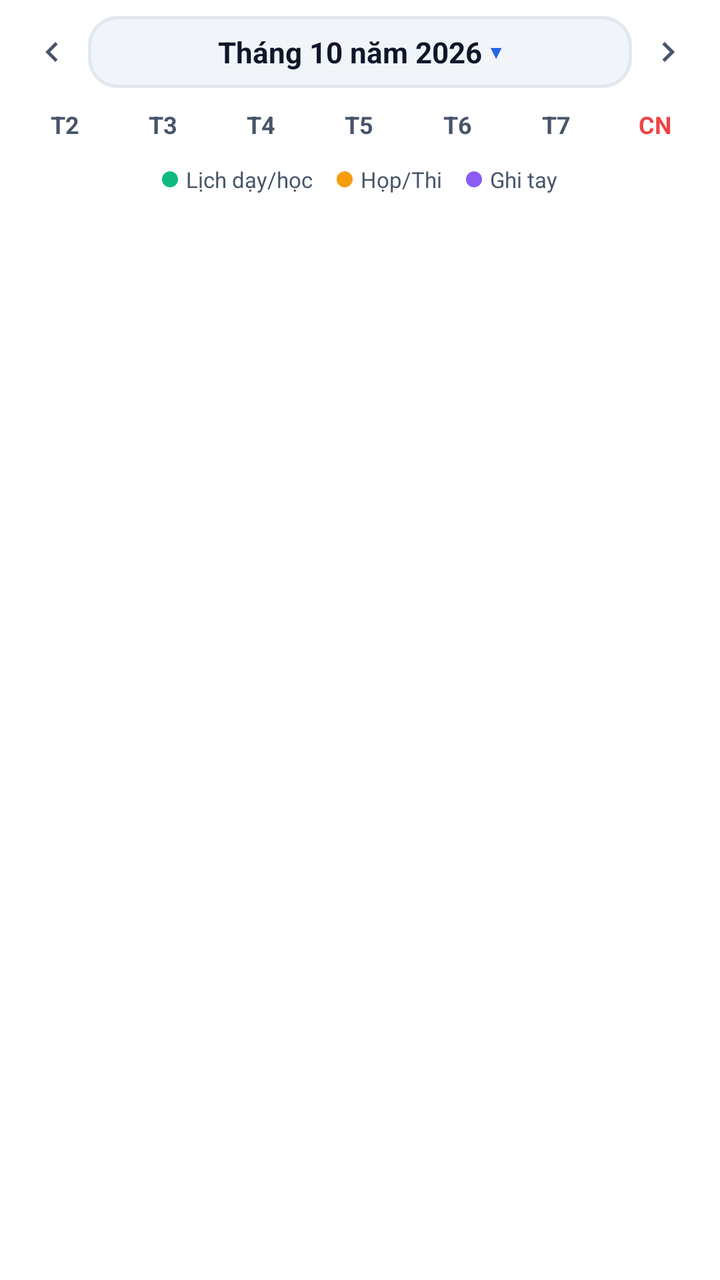
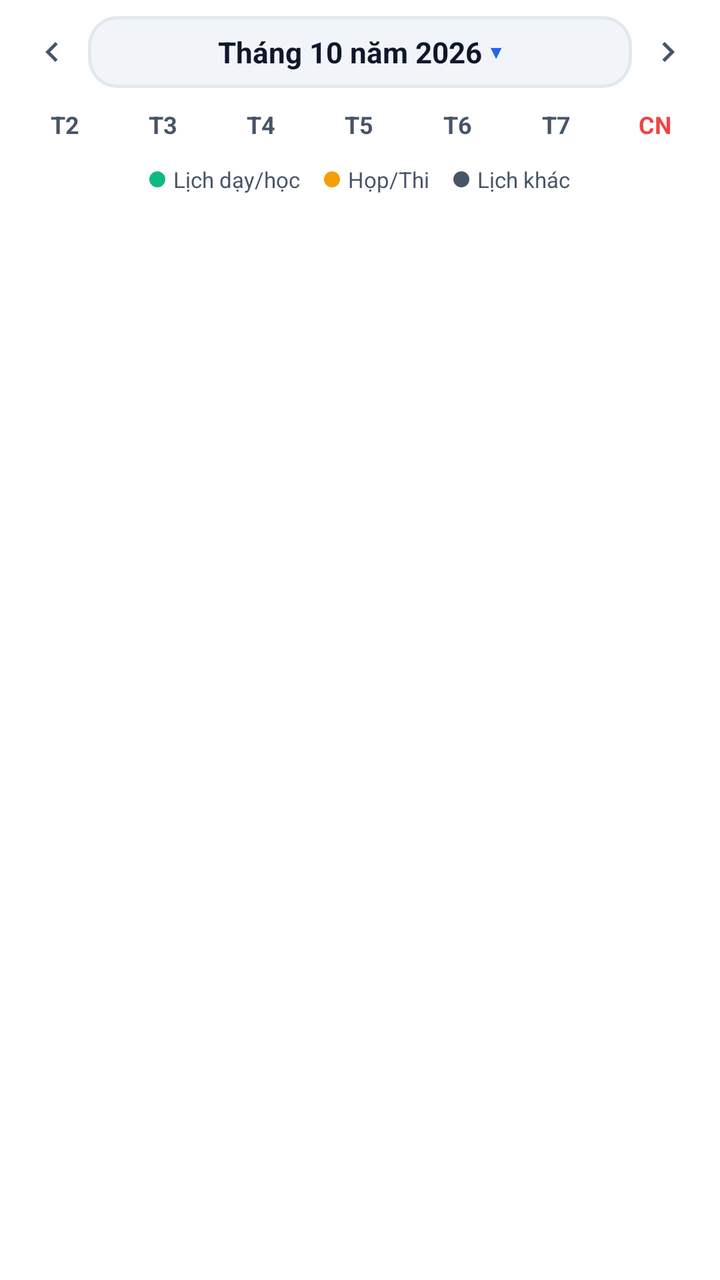

Two renders of the same Android screen: before a commit and after it. Below are the layout's source before the change and the commit's diff.
<!-- AndroidManifest.xml: application theme Theme.LectuPlan -->
<!-- res/layout/view_custom_calendar.xml -->
<?xml version="1.0" encoding="utf-8"?>
<LinearLayout xmlns:android="http://schemas.android.com/apk/res/android"
    xmlns:app="http://schemas.android.com/apk/res-auto"
    android:id="@+id/layoutCustomCalendarRoot"
    android:layout_width="match_parent"
    android:layout_height="wrap_content"
    android:orientation="vertical"
    android:background="@color/surface_calendar_bg"
    android:padding="8dp">

    
    <LinearLayout
        android:layout_width="match_parent"
        android:layout_height="wrap_content"
        android:orientation="horizontal"
        android:gravity="center_vertical"
        android:paddingBottom="6dp">

        <ImageButton
            android:id="@+id/btnCalPrevMonth"
            android:layout_width="36dp"
            android:layout_height="36dp"
            android:background="?attr/selectableItemBackgroundBorderless"
            android:src="@drawable/ic_chevron_left"
            app:tint="@color/text_secondary"
            android:contentDescription="Tháng trước" />

        <LinearLayout
            android:id="@+id/btnPickMonthYear"
            android:layout_width="0dp"
            android:layout_height="wrap_content"
            android:minHeight="36dp"
            android:layout_weight="1"
            android:orientation="horizontal"
            android:gravity="center"
            android:background="@drawable/bg_search_input"
            android:paddingHorizontal="10dp"
            android:paddingVertical="4dp"
            android:clickable="true"
            android:focusable="true">

            <TextView
                android:id="@+id/tvCalMonthTitle"
                android:layout_width="wrap_content"
                android:layout_height="wrap_content"
                android:text="Tháng 10 năm 2026"
                android:textColor="@color/text_primary"
                android:textSize="14.5sp"
                android:textStyle="bold" />

            <TextView
                android:layout_width="wrap_content"
                android:layout_height="wrap_content"
                android:text=" ▾"
                android:textColor="#2563EB"
                android:textSize="16sp"
                android:textStyle="bold" />
        </LinearLayout>

        <ImageButton
            android:id="@+id/btnCalNextMonth"
            android:layout_width="36dp"
            android:layout_height="36dp"
            android:background="?attr/selectableItemBackgroundBorderless"
            android:src="@drawable/ic_chevron_right"
            app:tint="@color/text_secondary"
            android:contentDescription="Tháng sau" />
    </LinearLayout>

    
    <LinearLayout
        android:layout_width="match_parent"
        android:layout_height="wrap_content"
        android:orientation="horizontal"
        android:paddingVertical="4dp">

        <TextView android:layout_width="0dp" android:layout_height="wrap_content" android:layout_weight="1" android:gravity="center" android:text="T2" android:textSize="12sp" android:textColor="@color/text_secondary" android:textStyle="bold" />
        <TextView android:layout_width="0dp" android:layout_height="wrap_content" android:layout_weight="1" android:gravity="center" android:text="T3" android:textSize="12sp" android:textColor="@color/text_secondary" android:textStyle="bold" />
        <TextView android:layout_width="0dp" android:layout_height="wrap_content" android:layout_weight="1" android:gravity="center" android:text="T4" android:textSize="12sp" android:textColor="@color/text_secondary" android:textStyle="bold" />
        <TextView android:layout_width="0dp" android:layout_height="wrap_content" android:layout_weight="1" android:gravity="center" android:text="T5" android:textSize="12sp" android:textColor="@color/text_secondary" android:textStyle="bold" />
        <TextView android:layout_width="0dp" android:layout_height="wrap_content" android:layout_weight="1" android:gravity="center" android:text="T6" android:textSize="12sp" android:textColor="@color/text_secondary" android:textStyle="bold" />
        <TextView android:layout_width="0dp" android:layout_height="wrap_content" android:layout_weight="1" android:gravity="center" android:text="T7" android:textSize="12sp" android:textColor="@color/text_secondary" android:textStyle="bold" />
        <TextView android:layout_width="0dp" android:layout_height="wrap_content" android:layout_weight="1" android:gravity="center" android:text="CN" android:textSize="12sp" android:textColor="#EF4444" android:textStyle="bold" />
    </LinearLayout>

    
    <androidx.recyclerview.widget.RecyclerView
        android:id="@+id/rvCustomCalendarGrid"
        android:layout_width="match_parent"
        android:layout_height="wrap_content"
        android:overScrollMode="never"
        android:nestedScrollingEnabled="false" />

    
    <LinearLayout
        android:layout_width="match_parent"
        android:layout_height="wrap_content"
        android:orientation="horizontal"
        android:gravity="center"
        android:paddingTop="8dp"
        android:paddingBottom="2dp">

        <View
            android:layout_width="8dp"
            android:layout_height="8dp"
            android:background="@drawable/bg_dot_work"
            android:layout_marginEnd="4dp" />
        <TextView
            android:layout_width="wrap_content"
            android:layout_height="wrap_content"
            android:text="Lịch dạy/học"
            android:textSize="11sp"
            android:textColor="@color/text_secondary"
            android:layout_marginEnd="12dp" />

        <View
            android:layout_width="8dp"
            android:layout_height="8dp"
            android:background="@drawable/bg_dot_meeting"
            android:layout_marginEnd="4dp" />
        <TextView
            android:layout_width="wrap_content"
            android:layout_height="wrap_content"
            android:text="Họp/Thi"
            android:textSize="11sp"
            android:textColor="@color/text_secondary"
            android:layout_marginEnd="12dp" />

        <View
            android:layout_width="8dp"
            android:layout_height="8dp"
            android:background="@drawable/bg_dot_handwritten"
            android:layout_marginEnd="4dp" />
        <TextView
            android:layout_width="wrap_content"
            android:layout_height="wrap_content"
            android:text="Ghi tay"
            android:textSize="11sp"
            android:textColor="@color/text_secondary" />
    </LinearLayout>

</LinearLayout>
<!-- resources referenced by this layout -->
<resources>
  <color name="surface_calendar_bg">#FFFFFF</color>
  <color name="text_primary">#0F172A</color>
  <color name="text_secondary">#475569</color>
  <!-- drawable bg_dot_handwritten (drawable) -->
  <?xml version="1.0" encoding="utf-8"?>
  <shape xmlns:android="http://schemas.android.com/apk/res/android"
      android:shape="oval">
      <solid android:color="#8B5CF6" />
  </shape>
  <!-- drawable bg_dot_meeting (drawable) -->
  <?xml version="1.0" encoding="utf-8"?>
  <shape xmlns:android="http://schemas.android.com/apk/res/android"
      android:shape="oval">
      <solid android:color="#F59E0B" />
  </shape>
  <!-- drawable bg_dot_work (drawable) -->
  <?xml version="1.0" encoding="utf-8"?>
  <shape xmlns:android="http://schemas.android.com/apk/res/android"
      android:shape="oval">
      <solid android:color="#10B981" />
  </shape>
  <!-- drawable bg_search_input (drawable) -->
  <?xml version="1.0" encoding="utf-8"?>
  <shape xmlns:android="http://schemas.android.com/apk/res/android"
      android:shape="rectangle">
      <solid android:color="@color/surface_card_secondary" />
      <corners android:radius="14dp" />
      <stroke
          android:width="1.5dp"
          android:color="@color/border_subtle" />
  </shape>
  <!-- drawable ic_chevron_left (drawable) -->
  <vector xmlns:android="http://schemas.android.com/apk/res/android"
      android:width="20dp"
      android:height="20dp"
      android:viewportWidth="24"
      android:viewportHeight="24"
      android:tint="#475569">
    <path
        android:fillColor="@android:color/white"
        android:pathData="M15.41,7.41L14,6l-6,6 6,6 1.41,-1.41L10.83,12z"/>
  </vector>
  <!-- drawable ic_chevron_right (drawable) -->
  <vector xmlns:android="http://schemas.android.com/apk/res/android"
      android:width="20dp"
      android:height="20dp"
      android:viewportWidth="24"
      android:viewportHeight="24"
      android:tint="#475569">
    <path
        android:fillColor="@android:color/white"
        android:pathData="M10,6L8.59,7.41 13.17,12l-4.58,4.59L10,18l6,-6z"/>
  </vector>
  <style name="Theme.LectuPlan" parent="Base.Theme.LectuPlan" />
  <color name="surface_card_secondary">#F1F5F9</color>
  <color name="border_subtle">#E2E8F0</color>
  <style name="Base.Theme.LectuPlan" parent="Theme.Material3.DayNight.NoActionBar">
          <item name="android:windowBackground">@color/window_background</item>
          <item name="colorSurface">@color/surface_card</item>
          <item name="colorOnSurface">@color/text_primary</item>
          <item name="colorSurfaceVariant">@color/surface_card_secondary</item>
          <item name="colorOnSurfaceVariant">@color/text_secondary</item>
          <item name="elevationOverlayEnabled">false</item>
          
          <item name="android:windowLightStatusBar" tools:targetApi="23">true</item>
          <item name="android:windowLightNavigationBar" tools:targetApi="27">true</item>
      </style>
  <color name="window_background">#F8FAFC</color>
  <color name="surface_card">#FFFFFF</color>
</resources>

<!-- the commit's change to res/layout/view_custom_calendar.xml (unified diff, before → after) -->
@@ -134,7 +134,7 @@
         <TextView
             android:layout_width="wrap_content"
             android:layout_height="wrap_content"
-            android:text="Ghi tay"
+            android:text="Lịch khác"
             android:textSize="11sp"
             android:textColor="@color/text_secondary" />
     </LinearLayout>
<!-- resource entries referenced after the edit -->
@@ -7,7 +7,7 @@
   <?xml version="1.0" encoding="utf-8"?>
   <shape xmlns:android="http://schemas.android.com/apk/res/android"
       android:shape="oval">
-      <solid android:color="#8B5CF6" />
+      <solid android:color="#475569" />
   </shape>
   <!-- drawable bg_dot_meeting (drawable) -->
   <?xml version="1.0" encoding="utf-8"?>
